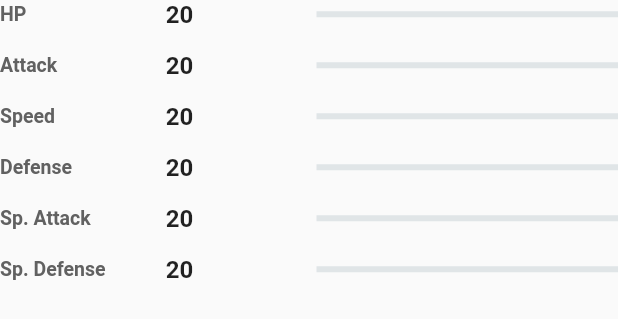
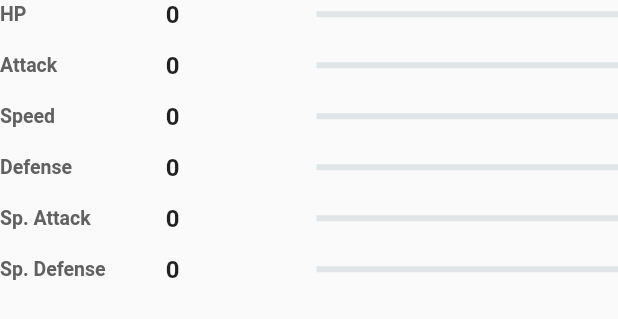
Before and after one commit to lighttt/PokeDex, a Flutter app: the BaseMoveTab widget shown alone on an empty page, opened directly with empty values, on a phone screen of 412 x 824 dp. Shown: the top 319 px of the screen. Run offline on Flutter 3.47's test engine with Material 2 defaults, Android fonts, the phone set to English and light mode, and no system bars; our stand-ins replace font_awesome_flutter; network calls fail.

Commit message:
Fix issue on base move

```diff
--- a/lib/screens/tabs/base_move_tab.dart
+++ b/lib/screens/tabs/base_move_tab.dart
@@ -25,7 +25,7 @@ class BaseMoveTab extends StatelessWidget {
         Expanded(
             flex: 1,
             child: Text(
-              '20',
+              '$value',
               style: TextStyle(
                   fontWeight: FontWeight.bold,
                   fontSize: 16,
```
